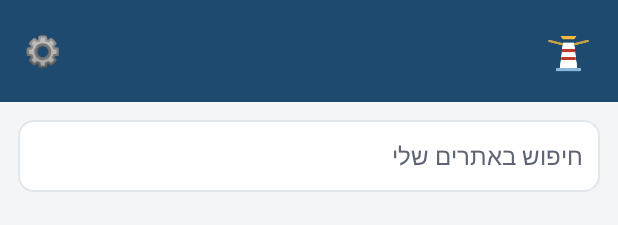
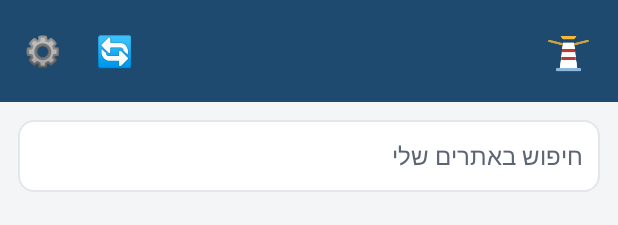
Before and after one commit to malkiel01/mini_projects, an Android app: the layout activity_home.xml on its own in the app's theme, with its tools: preview values and no code run, on a phone screen of 412 x 824 dp. Shown: the top 225 px of the screen. Run offline under Robolectric (Android 15) with nearby library versions, the phone set to English and light mode, and no system bars.

```diff
--- a/guarded-browser/android/app/src/main/res/layout/activity_home.xml
+++ b/guarded-browser/android/app/src/main/res/layout/activity_home.xml
@@ -20,6 +20,12 @@
                 android:layout_height="wrap_content" android:textSize="13sp"
                 android:textColor="@color/brand_ink" android:alpha="0.85" android:maxLines="1" android:ellipsize="end"/>
         </LinearLayout>
+        <!-- רענון עכשיו: מושך מההורה את ההגדרות, מחיל, ומדווח את האפליקציות — בלי לחכות לסנכרון. -->
+        <com.google.android.material.button.MaterialButton android:id="@+id/sync"
+            style="@style/Widget.Material3.Button.TextButton" android:layout_width="48dp"
+            android:layout_height="48dp" android:insetTop="0dp" android:insetBottom="0dp"
+            android:padding="0dp" android:text="🔄" android:textSize="20sp"
+            android:contentDescription="רענון — למשוך עכשיו את ההגדרות מההורה"/>
         <com.google.android.material.button.MaterialButton android:id="@+id/settings"
             style="@style/Widget.Material3.Button.TextButton" android:layout_width="48dp"
             android:layout_height="48dp" android:insetTop="0dp" android:insetBottom="0dp"
```
Also changed, not shown: guarded-browser/android/app/src/main/java/com/mbeplus/guardedbrowser/HomeActivity.kt (+18 -1 lines).
